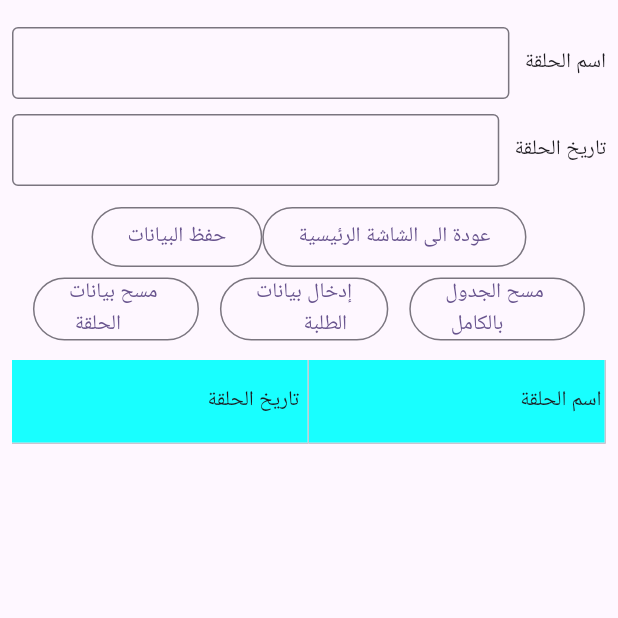
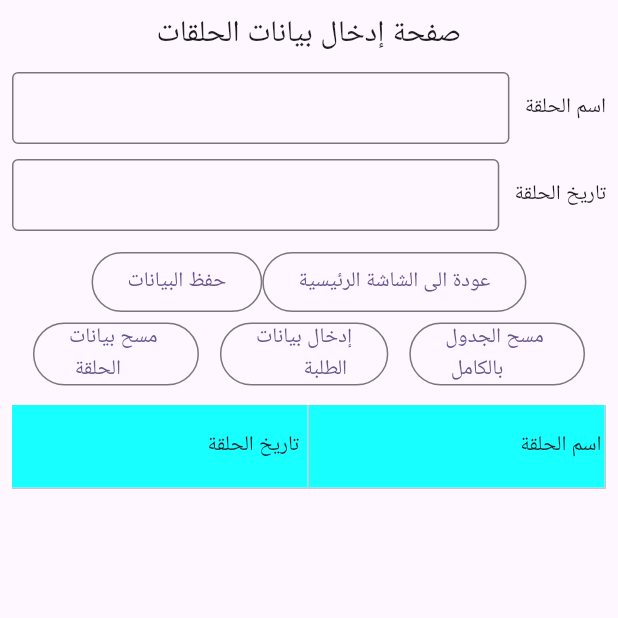
Before and after one commit to mhussin2008/quran_classes, a Flutter app: the ExamEntryScreenUpdated screen opened directly, on a phone screen of 412 x 824 dp, the top half of it. Run offline on Flutter 3.47's test engine with Material 3 defaults, Android fonts, the phone set to English and light mode, and no system bars; drawn by our look-alikes of syncfusion_flutter_datagrid; our stand-ins replace fluttertoast, shared_preferences, sqflite; accounts and stored records are empty.

Commit message:
first after editions 1

```diff
--- a/lib/ScreensUpdated/ExamEntryScreenUpdated.dart
+++ b/lib/ScreensUpdated/ExamEntryScreenUpdated.dart
@@ -64,7 +64,7 @@ class _ExamEntryScreenUpdatedState extends State<ExamEntryScreenUpdated> {
                 child: Column(
                   mainAxisAlignment: MainAxisAlignment.start,
                   children: [
-
+                      Text('صفحة إدخال بيانات الحلقات',style: TextStyle(fontSize: 20)),
                     SizedBox(
                       height: 10,
                     ),
```
